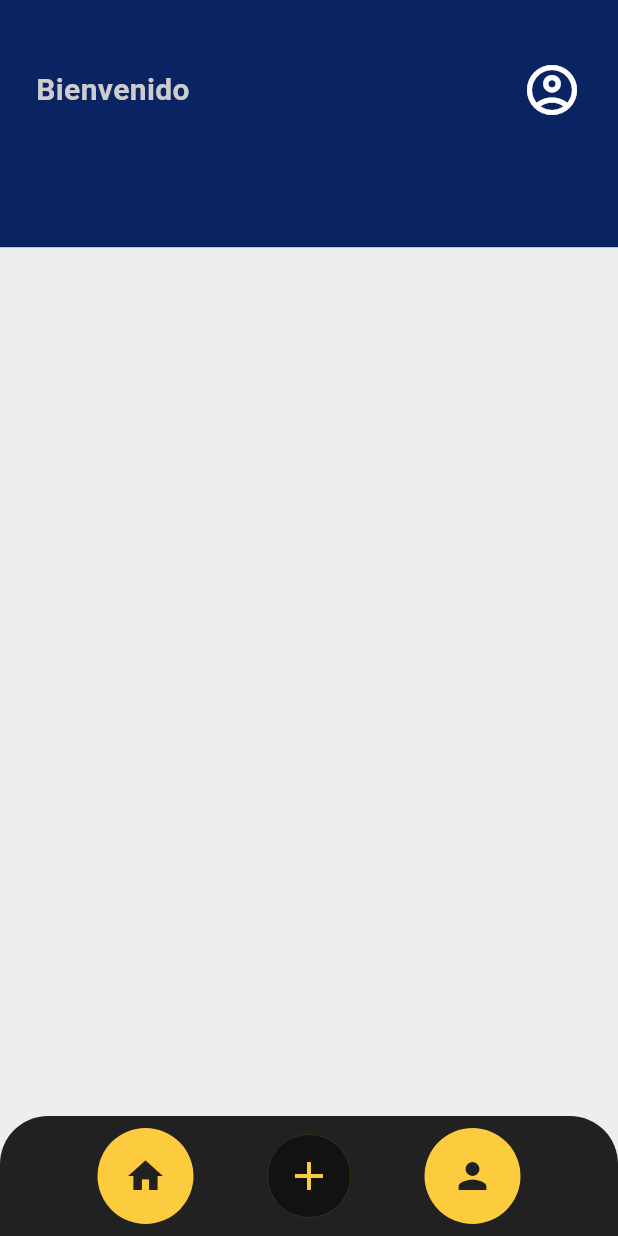
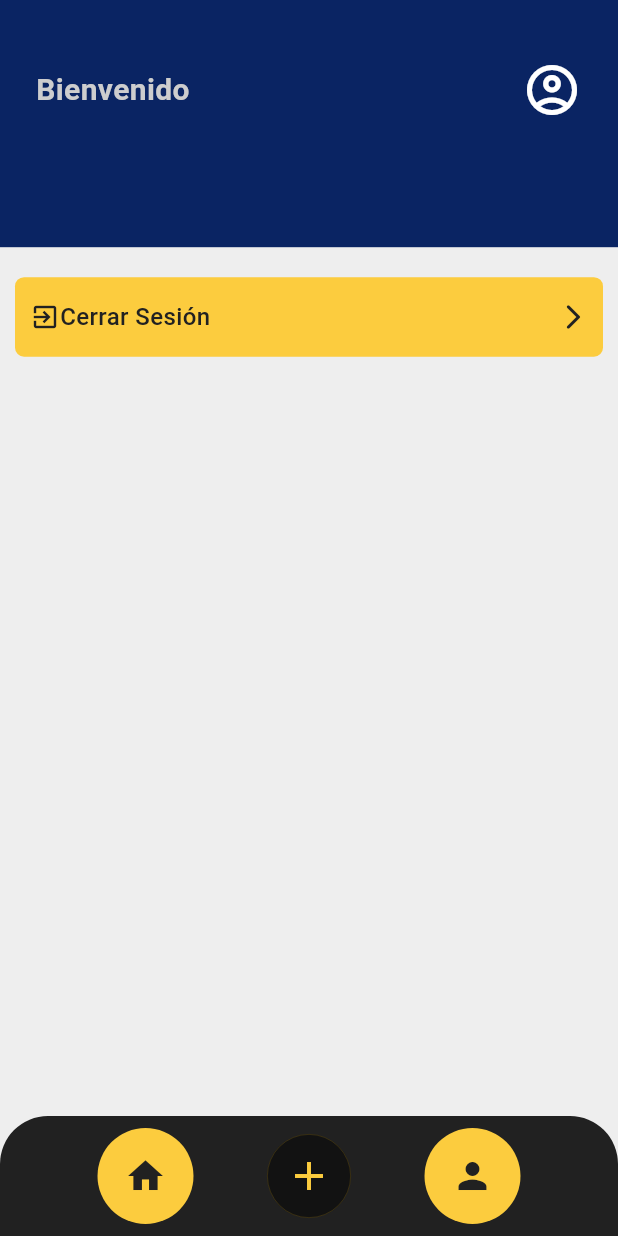
Before and after one commit to GV4F/MyH_Inventory, a Flutter app: the AuthGate screen opened by its route, on a phone screen of 412 x 824 dp. Run offline on Flutter 3.47's test engine with Material 3 defaults, Android fonts, the phone set to English and light mode, and no system bars; our stand-ins replace go_router, supabase_flutter; accounts and stored records are empty; Roboto replaces fonts that are missing (Montserrat).

Commit message:
Submit Login bug has been corrected, Profile page its okay

```diff
--- /dev/null
+++ b/lib/layout/profile_card.dart
@@ -0,0 +1,53 @@
+import 'package:flutter/material.dart';
+
+class ProfileCard extends StatelessWidget {
+  final String title;
+  final IconData leftIcon;
+  final VoidCallback onTap;
+
+  const ProfileCard({
+    super.key,
+    required this.title ,
+    required this.leftIcon,
+    required this.onTap,
+  });
+
+  @override
+  Widget build(BuildContext context) {
+
+    final colors = Theme.of(context).colorScheme;
+
+    return Padding(
+      padding: const EdgeInsets.only(bottom: 12.0),
+      child: Material(
+        color: Colors.transparent,
+        child: InkWell(
+          onTap: onTap,
+          child: Container(
+            padding: const EdgeInsets.symmetric(horizontal: 10, vertical: 15),
+            decoration: BoxDecoration(
+              color: colors.primary,
+              borderRadius: BorderRadius.circular(6.0)
+            ),
+            child: Row(
+              children: [
+                Icon(leftIcon, color: colors.surface, size: 20),
+                Expanded(
+                  child: Text(
+                    title,
+                    style: TextStyle(
+                      color: colors.surface,
+                      fontSize: 16.0,
+                      fontWeight: FontWeight.w500
+                    ),
+                  ),
+                ),
+                Icon(Icons.arrow_forward_ios_rounded, color: colors.surface, size: 20)
+              ],
+            ),
+          ),
+        ),
+      ),
+    );
+  }
+}
--- a/lib/pages/home_page.dart
+++ b/lib/pages/home_page.dart
@@ -1,4 +1,5 @@
 import 'package:flutter/material.dart';
+import 'package:supabase_flutter/supabase_flutter.dart';
 // * LAYOUTS
 import '../layout/main_header.dart';
 import '../layout/projects_list.dart';
@@ -15,6 +16,8 @@ class _HomePageState extends State<HomePage> {
   @override
   Widget build(BuildContext context) {
     final colors = Theme.of(context).colorScheme;
+    final user = Supabase.instance.client.auth.currentUser;
+    final username = user?.userMetadata?['username'] ?? 'Usuario';
 
     return Scaffold(
       backgroundColor: colors.onSurface,
@@ -22,7 +25,7 @@ class _HomePageState extends State<HomePage> {
         children: [
           // - Header Main
           MainHeader(
-            userName: 'GVAF',
+            userName: username,
             logoWidget: Image.asset('assets/images/myh_logo.png'),
           ),
 
--- a/lib/pages/profile_page.dart
+++ b/lib/pages/profile_page.dart
@@ -1,5 +1,8 @@
 import 'package:flutter/material.dart';
+import 'package:supabase_flutter/supabase_flutter.dart';
+import 'package:myh_inventory/auth/auth_sevice.dart';
 
+import '../layout/profile_card.dart';
 import '../layout/user_header.dart';
 
 class ProfilePage extends StatefulWidget {
@@ -10,14 +13,25 @@ class ProfilePage extends StatefulWidget {
 }
 
 class _ProfilePageState extends State<ProfilePage> {
+
   @override
   Widget build(BuildContext context) {
+
+    final user = Supabase.instance.client.auth.currentUser;
+    final username = user?.userMetadata?['username'] ?? 'Usuario';
+    // final colors = Theme.of(context).colorScheme;
+    final authService = AuthService();
+
     return Column(
       children: [
         UserHeader(
-          content: 'Bienvenido',
+          content: 'Bienvenido $username',
           isAuth: true,
         ),
+        Padding(
+          padding: EdgeInsets.symmetric(vertical: 20.0, horizontal: 10.0),
+          child: ProfileCard(title: 'Cerrar Sesión', leftIcon: Icons.exit_to_app, onTap: authService.signOut),
+        )
       ],
     );
   }
```
Also changed, not shown: lib/layout/project_header.dart (+12 -12 lines), lib/main.dart (+10 -1 lines), lib/pages/login_page.dart (+14 -9 lines).
